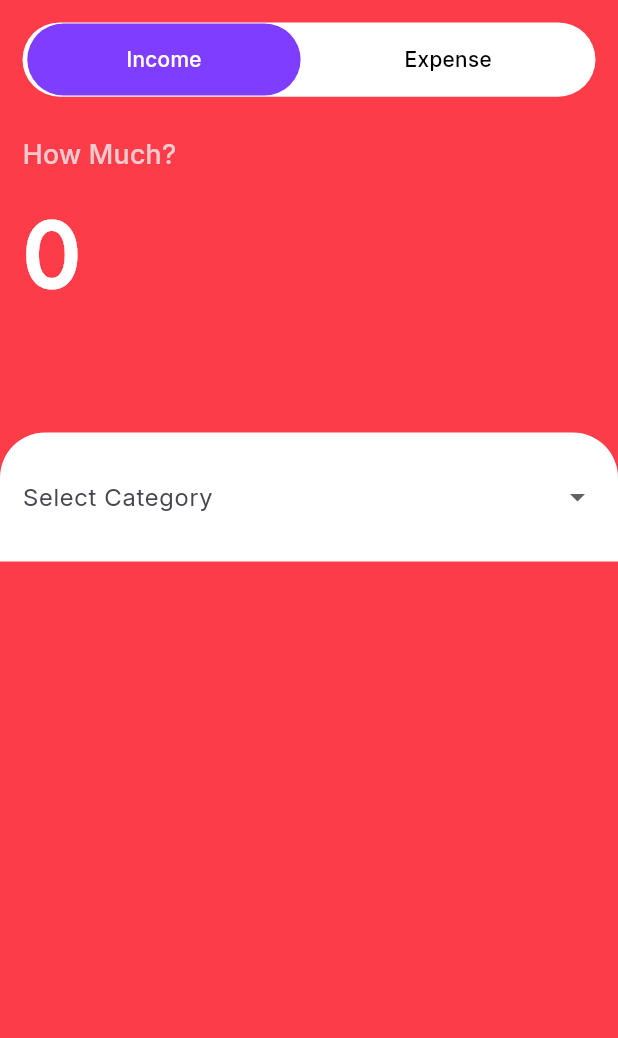
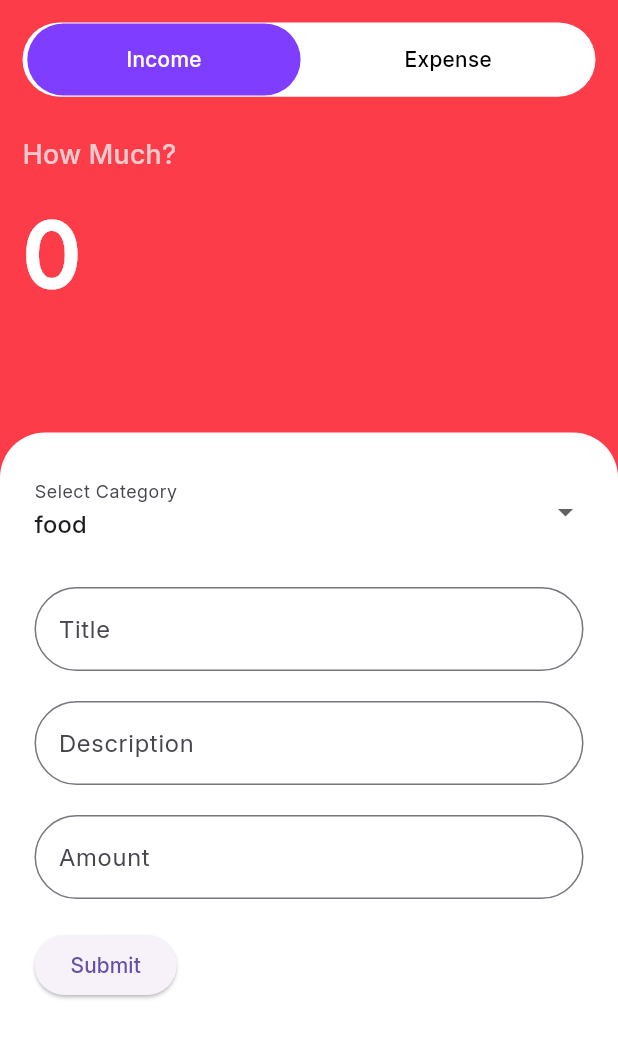
Before and after one commit to cusaldmsr/expenz_tracker_app, a Flutter app: the AddNewScreen screen opened directly, on a phone screen of 412 x 824 dp. Shown: the top 1038 px of the screen. Run offline on Flutter 3.47's test engine with Material 3 defaults, Android fonts, the phone set to English and light mode, and no system bars; our stand-ins replace shared_preferences, smooth_page_indicator; accounts and stored records are empty.

Commit message:
Enhance AddNewScreen: add income category handling, improve form layout, and implement submit functionality

```diff
--- a/lib/screens/add_new_screen.dart
+++ b/lib/screens/add_new_screen.dart
@@ -1,6 +1,7 @@
 import 'package:expenz_tracker_app/constants/colors.dart';
 import 'package:expenz_tracker_app/constants/constants.dart';
 import 'package:expenz_tracker_app/models/expens_model.dart';
+import 'package:expenz_tracker_app/models/income_model.dart';
 import 'package:flutter/foundation.dart';
 import 'package:flutter/material.dart';
 
@@ -13,6 +14,19 @@ class AddNewScreen extends StatefulWidget {
 
 class _AddNewScreenState extends State<AddNewScreen> {
   int _selectedMethod = 0;
+  ExpensCategory _expensCategory = ExpensCategory.food;
+  IncomeCategory _incomeCategory = IncomeCategory.salary;
+  final TextEditingController _amountController = TextEditingController();
+  final TextEditingController _titleController = TextEditingController();
+  final TextEditingController _descriptionController = TextEditingController();
+
+  @override
+  void dispose() {
+    _amountController.dispose();
+    _titleController.dispose();
+    _descriptionController.dispose();
+    super.dispose();
+  }
 
   @override
   Widget build(BuildContext context) {
@@ -135,6 +149,7 @@ class _AddNewScreenState extends State<AddNewScreen> {
                 ),
                 padding: const EdgeInsets.all(kDefaultPadding),
                 width: double.infinity,
+                height: MediaQuery.of(context).size.height * 0.65,
                 decoration: BoxDecoration(
                   color: kWhite,
                   borderRadius: BorderRadius.only(
@@ -142,6 +157,8 @@ class _AddNewScreenState extends State<AddNewScreen> {
                     topRight: Radius.circular(30),
                   ),
                 ),
+                child: Padding(
+                  padding: const EdgeInsets.all(8.0),
                   child: Form(
                     child: Column(
                       crossAxisAlignment: CrossAxisAlignment.start,
@@ -151,16 +168,81 @@ class _AddNewScreenState extends State<AddNewScreen> {
                           decoration: const InputDecoration(
                             labelText: 'Select Category',
                             border: InputBorder.none,
+                            contentPadding: EdgeInsets.symmetric(
+                              horizontal: 0,
+                              vertical: 10,
                             ),
-                        items: ExpensCategory.values.map((category) {
+                          ),
+                          items: _selectedMethod == 0
+                              ? ExpensCategory.values.map((category) {
+                                  return DropdownMenuItem(
+                                    value: category,
+                                    child: Text(describeEnum(category)),
+                                  );
+                                }).toList()
+                              : IncomeCategory.values.map((category) {
                                   return DropdownMenuItem(
                                     value: category,
                                     child: Text(describeEnum(category)),
                                   );
                                 }).toList(),
-                        onChanged: (value) {},
+                          value: _selectedMethod == 0
+                              ? _expensCategory
+                              : _incomeCategory,
+                          onChanged: (value) {
+                            setState(() {
+                              if (_selectedMethod == 0) {
+                                _expensCategory = value as ExpensCategory;
+                              } else {
+                                _incomeCategory = value as IncomeCategory;
+                              }
+                            });
+                          },
+                        ),
+                        const SizedBox(height: 20),
+                        //Title TextField
+                        TextFormField(
+                          controller: _titleController,
+                          decoration: InputDecoration(
+                            labelText: 'Title',
+                            border: OutlineInputBorder(
+                              borderRadius: BorderRadius.circular(100),
+                            ),
+                          ),
+                        ),
+                        const SizedBox(height: 20),
+                        //Description TextField
+                        TextFormField(
+                          controller: _descriptionController,
+                          decoration: InputDecoration(
+                            labelText: 'Description',
+                            border: OutlineInputBorder(
+                              borderRadius: BorderRadius.circular(100),
+                            ),
+                          ),
+                        ),
+                        const SizedBox(height: 20),
+                        //Amount TextField
+                        TextFormField(
+                          controller: _amountController,
+                          keyboardType: TextInputType.number,
+                          decoration: InputDecoration(
+                            labelText: 'Amount',
+                            border: OutlineInputBorder(
+                              borderRadius: BorderRadius.circular(100),
+                            ),
+                          ),
+                        ),
+                        const SizedBox(height: 20),
+                        //Submit Button
+                        ElevatedButton(
+                          onPressed: () {
+                            // Handle form submission
+                          },
+                          child: const Text('Submit'),
                         ),
                       ],
+                    ),
                   ),
                 ),
               ),
```
Lines whose indentation alone changed are shown as unchanged.
